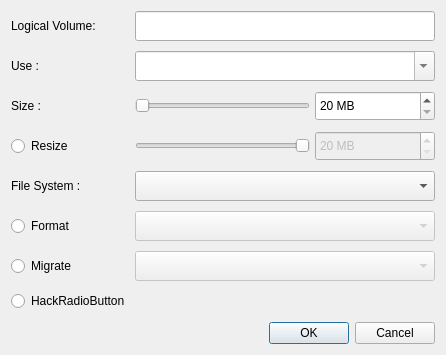
Old version of the form yali/yali/gui/Ui/logicalvolume.ui in the repository pisilinux/project.
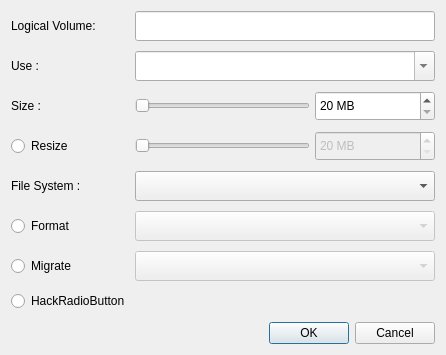
New version of the form.

Commit message: change slider direction

```diff
--- a/yali/yali/gui/Ui/logicalvolume.ui
+++ b/yali/yali/gui/Ui/logicalvolume.ui
@@ -129,7 +129,7 @@
       <bool>false</bool>
      </property>
      <property name="layoutDirection">
-      <enum>Qt::RightToLeft</enum>
+      <enum>Qt::LeftToRight</enum>
      </property>
      <property name="styleSheet">
       <string notr="true"/>
```
The commit also changes 1 other file.
